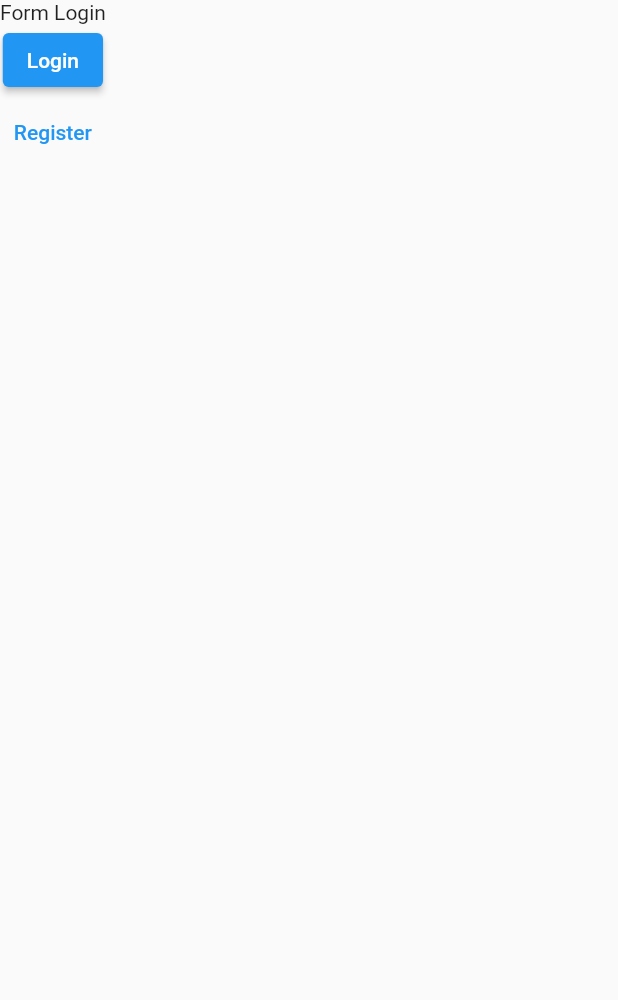
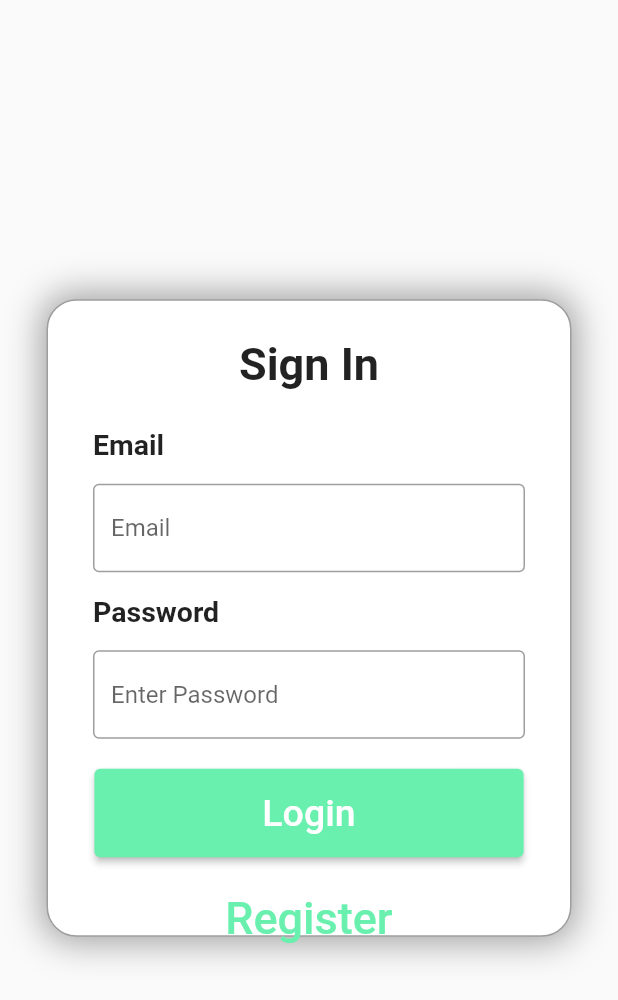
Before and after one commit to pietervardi/Contact-Tako-IFCSore, a Flutter app: the screen it shows after launch, on a phone screen of 412 x 824 dp. Shown: the top 1000 px of the screen. Run offline on Flutter 3.47's test engine with Material 2 defaults, Android fonts, the phone set to English and light mode, and no system bars.

Commit message:
LOGIN SCREEN DONE

```diff
--- a/mobile/lib/screen/login_screen.dart
+++ b/mobile/lib/screen/login_screen.dart
@@ -14,11 +14,78 @@ class _LoginScreenState extends State<LoginScreen> {
   Widget build(BuildContext context) {
     return Scaffold(
       body: SafeArea(
+        child: Center(
           child: Container(
+            width: 350,
+            height: 425,
+            decoration: BoxDecoration(
+                border: Border.all(color: Colors.grey),
+                borderRadius: BorderRadius.circular(20),
+                color: Colors.white,
+                boxShadow: [
+                  BoxShadow(color: Colors.grey, blurRadius: 20, spreadRadius: 3)
+                ]),
             child: Column(
+                crossAxisAlignment: CrossAxisAlignment.start,
+                mainAxisAlignment: MainAxisAlignment.start,
                 children: [
-              const Text('Form Login'),
-              ElevatedButton(
+                  Padding(
+                    padding: const EdgeInsets.symmetric(vertical: 25),
+                    child: Center(
+                      child: Text(
+                        'Sign In',
+                        style: TextStyle(
+                            fontSize: 30, fontWeight: FontWeight.bold),
+                      ),
+                    ),
+                  ),
+                  Container(
+                    margin: EdgeInsets.symmetric(horizontal: 30),
+                    child: Column(
+                      crossAxisAlignment: CrossAxisAlignment.start,
+                      children: [
+                        Padding(
+                          padding: const EdgeInsets.only(bottom: 15),
+                          child: Text(
+                            "Email",
+                            style: TextStyle(
+                                fontWeight: FontWeight.bold, fontSize: 19),
+                          ),
+                        ),
+                        Padding(
+                          padding: const EdgeInsets.only(bottom: 15),
+                          child: TextField(
+                              decoration: InputDecoration(
+                            border: OutlineInputBorder(),
+                            hintText: 'Email',
+                          )),
+                        ),
+                        Padding(
+                          padding: const EdgeInsets.only(bottom: 15),
+                          child: Text(
+                            "Password",
+                            style: TextStyle(
+                                fontWeight: FontWeight.bold, fontSize: 19),
+                          ),
+                        ),
+                        Padding(
+                          padding: const EdgeInsets.only(bottom: 20),
+                          child: TextField(
+                              decoration: InputDecoration(
+                            border: OutlineInputBorder(),
+                            hintText: 'Enter Password',
+                          )),
+                        ),
+                        Center(
+                          child: ElevatedButton(
+                              style: ButtonStyle(
+                                  padding:
+                                      MaterialStateProperty.all<EdgeInsets>(
+                                          EdgeInsets.symmetric(
+                                              vertical: 15, horizontal: 112)),
+                                  backgroundColor:
+                                      MaterialStatePropertyAll<Color>(
+                                          Colors.greenAccent)),
                               onPressed: () {
                                 Navigator.of(context).push(
                                   MaterialPageRoute(
@@ -26,21 +93,34 @@ class _LoginScreenState extends State<LoginScreen> {
                                   ),
                                 );
                               },
-                child: const Text('Login')
+                              child: const Text(
+                                'Login',
+                                style: TextStyle(fontSize: 25),
+                              )),
                         ),
-              TextButton(
+                        Center(
+                          child: Padding(
+                            padding: const EdgeInsets.only(top: 15),
+                            child: TextButton(
                                 onPressed: () {
                                   Navigator.of(context).push(
                                     MaterialPageRoute(
-                      builder: (context) => const RegisterScreen(),
+                                      builder: (context) =>
+                                          const RegisterScreen(),
                                     ),
                                   );
                                 },
                                 child: const Text(
                                   'Register',
+                                  style: TextStyle(
+                                      color: Colors.greenAccent, fontSize: 30),
+                                )),
+                          ),
                         )
-              )
-            ]
+                      ],
+                    ),
+                  ),
+                ]),
           ),
         ),
       ),
```
Lines whose indentation alone changed are shown as unchanged.
